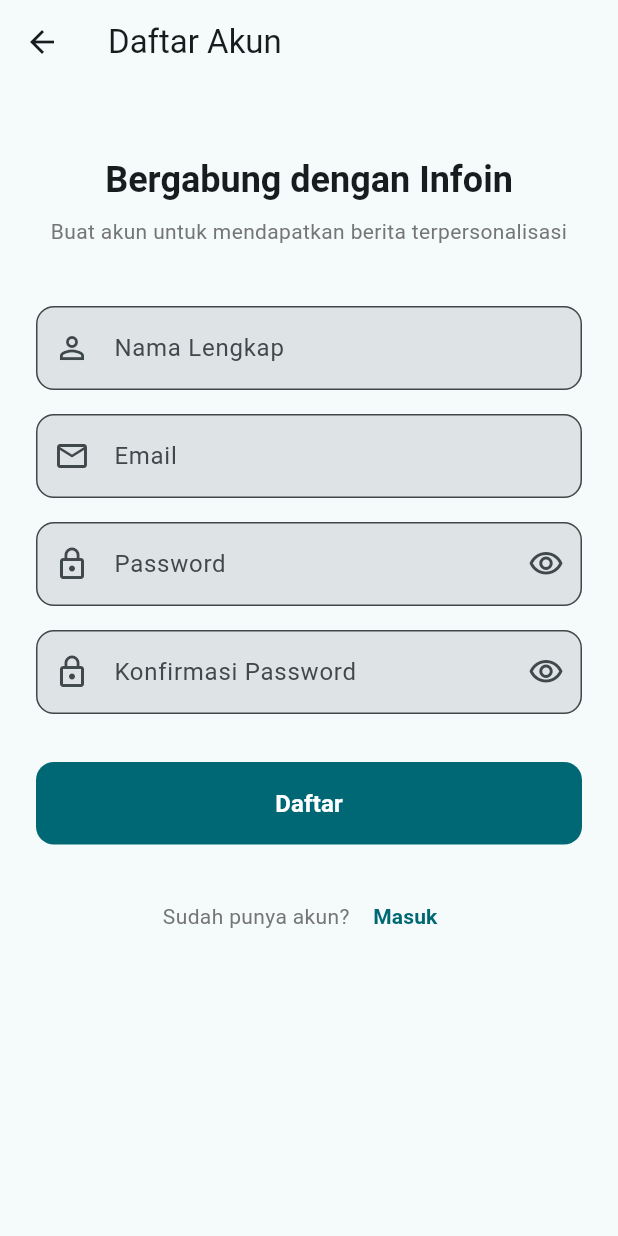
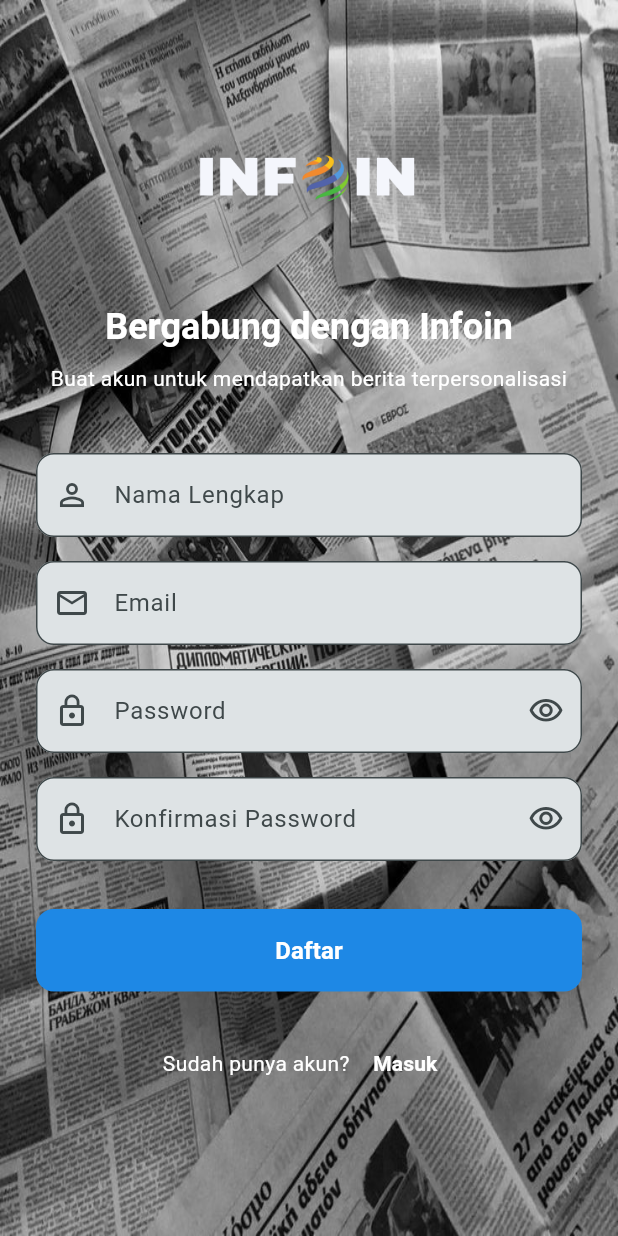
Before and after one commit to Nadzare/infoin-flutter, a Flutter app: the RegisterScreen screen opened directly, on a phone screen of 412 x 824 dp. Run offline on Flutter 3.47's test engine with Material 3 defaults, Android fonts, the light colour scheme and no system bars; our stand-ins replace shared_preferences, supabase_flutter, timeago, webview_flutter; missing offline and left inert: dart:html; accounts and stored records are empty.

Commit message:
Update register screen style to match login screen with register.jpg background

```diff
--- a/lib/screens/auth/register_screen.dart
+++ b/lib/screens/auth/register_screen.dart
@@ -122,24 +122,43 @@
   @override
   Widget build(BuildContext context) {
     return Scaffold(
-      appBar: AppBar(
-        leading: IconButton(
-          icon: const Icon(Icons.arrow_back),
-          onPressed: () => Navigator.pop(context),
+      body: Stack(
+        children: [
+          Container(
+            height: double.infinity,
+            width: double.infinity,
+            decoration: BoxDecoration(
+              image: DecorationImage(
+                image: const AssetImage('lib/images/logo/register.jpg'),
+                fit: BoxFit.fill,
+                colorFilter: const ColorFilter.mode(
+                  Colors.black,
+                  BlendMode.color,
                 ),
-        title: const Text('Daftar Akun'),
               ),
-      body: SafeArea(
+            ),
+          ),
+          SafeArea(
             child: SingleChildScrollView(
               padding: const EdgeInsets.all(24.0),
               child: Column(
                 crossAxisAlignment: CrossAxisAlignment.stretch,
                 children: [
-              const SizedBox(height: 24),
+                  const SizedBox(height: 60),
+                  // Logo
+                  Center(
+                    child: Image.asset(
+                      'lib/images/logo/info-putih.png',
+                      height: 70,
+                      fit: BoxFit.contain,
+                    ),
+                  ),
+                  const SizedBox(height: 48),
                   Text(
                     'Bergabung dengan Infoin',
                     style: Theme.of(context).textTheme.headlineSmall?.copyWith(
                           fontWeight: FontWeight.bold,
+                          color: Colors.white,
                         ),
                     textAlign: TextAlign.center,
                   ),
@@ -147,7 +166,7 @@
                   Text(
                     'Buat akun untuk mendapatkan berita terpersonalisasi',
                     style: Theme.of(context).textTheme.bodyMedium?.copyWith(
-                      color: Colors.grey[600],
+                          color: Colors.white,
                         ),
                     textAlign: TextAlign.center,
                   ),
@@ -237,6 +256,7 @@
                   FilledButton(
                     onPressed: _isLoading ? null : _handleRegister,
                     style: FilledButton.styleFrom(
+                      backgroundColor: Colors.blue[600],
                       padding: const EdgeInsets.symmetric(vertical: 16),
                       shape: RoundedRectangleBorder(
                         borderRadius: BorderRadius.circular(12),
@@ -263,13 +283,13 @@
                     children: [
                       Text(
                         'Sudah punya akun? ',
-                    style: TextStyle(color: Colors.grey[600]),
+                        style: TextStyle(color: Colors.white),
                       ),
                       TextButton(
                         onPressed: () => Navigator.pop(context),
                         child: const Text(
                           'Masuk',
-                      style: TextStyle(fontWeight: FontWeight.bold),
+                          style: TextStyle(fontWeight: FontWeight.bold, color: Colors.white),
                         ),
                       ),
                     ],
@@ -278,6 +298,8 @@
               ),
             ),
           ),
+        ],
+      ),
     );
   }
 }
```
Lines whose indentation alone changed are shown as unchanged.
